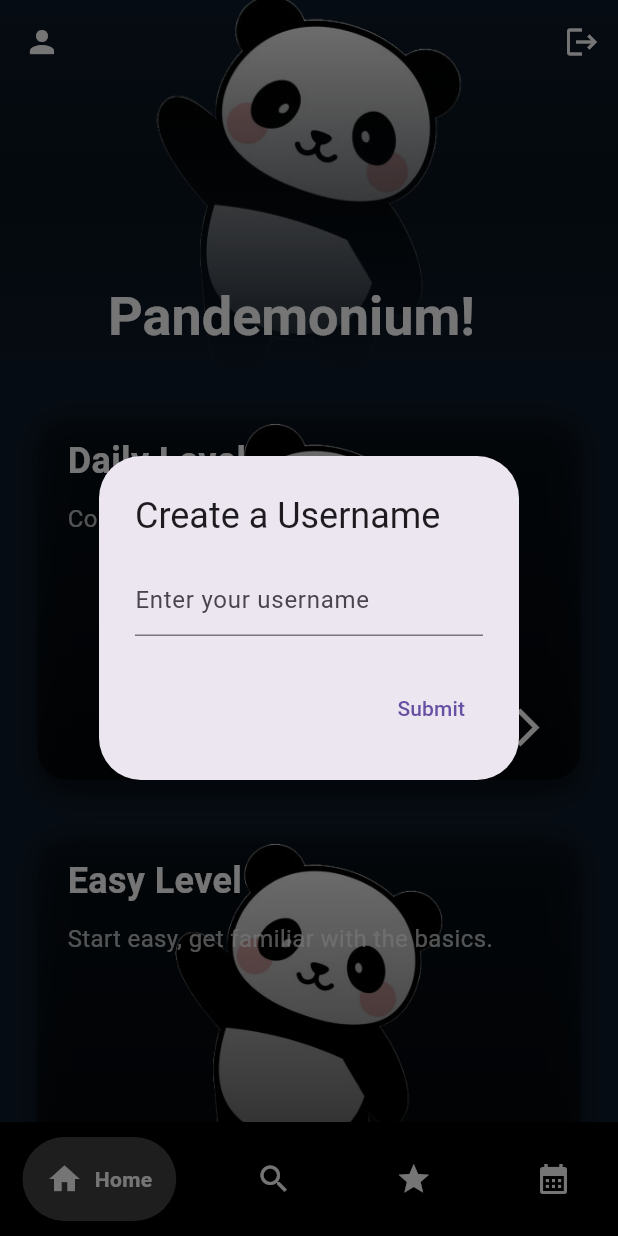
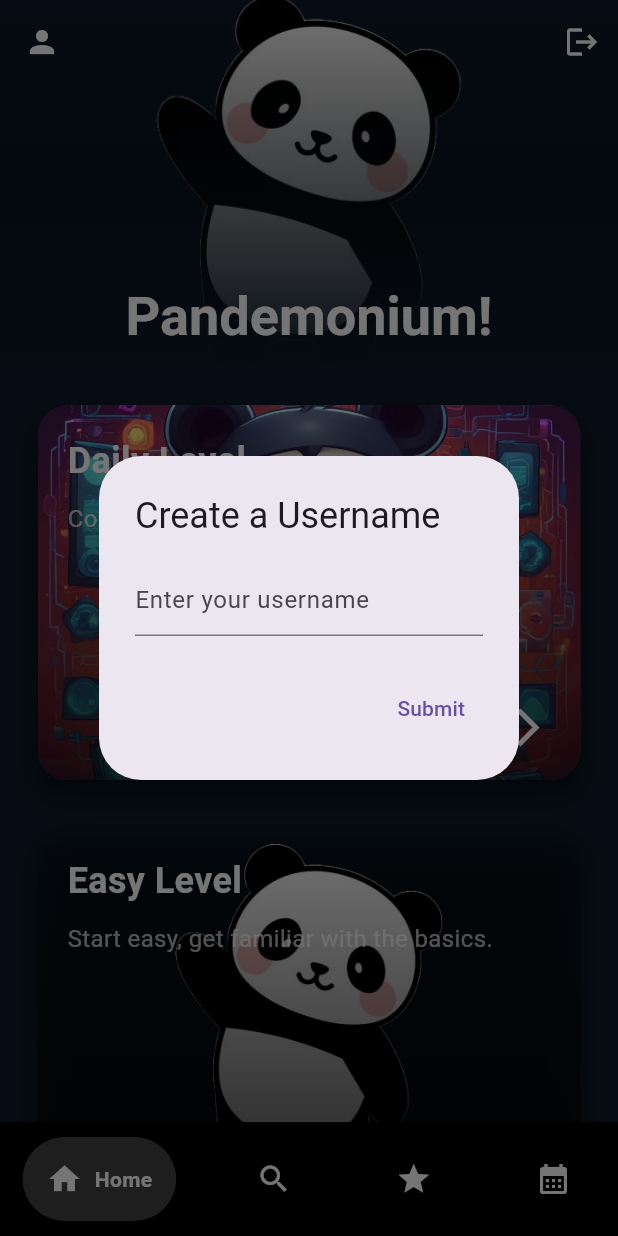
Before and after one commit to Cameron1386/pandemonium, a Flutter app: the screen it shows once a user with an empty profile is signed in, on a phone screen of 412 x 824 dp. Run offline on Flutter 3.47's test engine with Material 3 defaults, Android fonts, the phone set to English and light mode, and no system bars; drawn by our look-alikes of google_nav_bar; our stand-ins replace cloud_firestore, dash_chat_2, firebase_auth, firebase_core, firebase_messaging, flutter_gemini and 4 more; accounts and stored records are empty; project files that could hold a hidden picture were left out.

```diff
--- a/lib/pages/main_screens/home_content.dart
+++ b/lib/pages/main_screens/home_content.dart
@@ -198,7 +198,8 @@ class _InnerHomeContent extends StatelessWidget {
               ),
             ],
             flexibleSpace: FlexibleSpaceBar(
-              title: const Text(
+                centerTitle: true,
+                title: const Text(
                 "Pandemonium!",
                 style: TextStyle(
                   color: Colors.white,
@@ -237,7 +238,7 @@ class _InnerHomeContent extends StatelessWidget {
                   context,
                   'Daily Level',
                   'Complete a new challenge each day!',
-                  'lib/images/panda.png',
+                  'lib/images/magicstudio-art.jpg',
                   Colors.teal,
                   () => Navigator.push(context, MaterialPageRoute(builder: (context) => const DailyLevel())),
                 ),
```
Also changed, not shown: lib/images/magicstudio-art.jpg (added), lib/images/uhhh.jpg (added).
